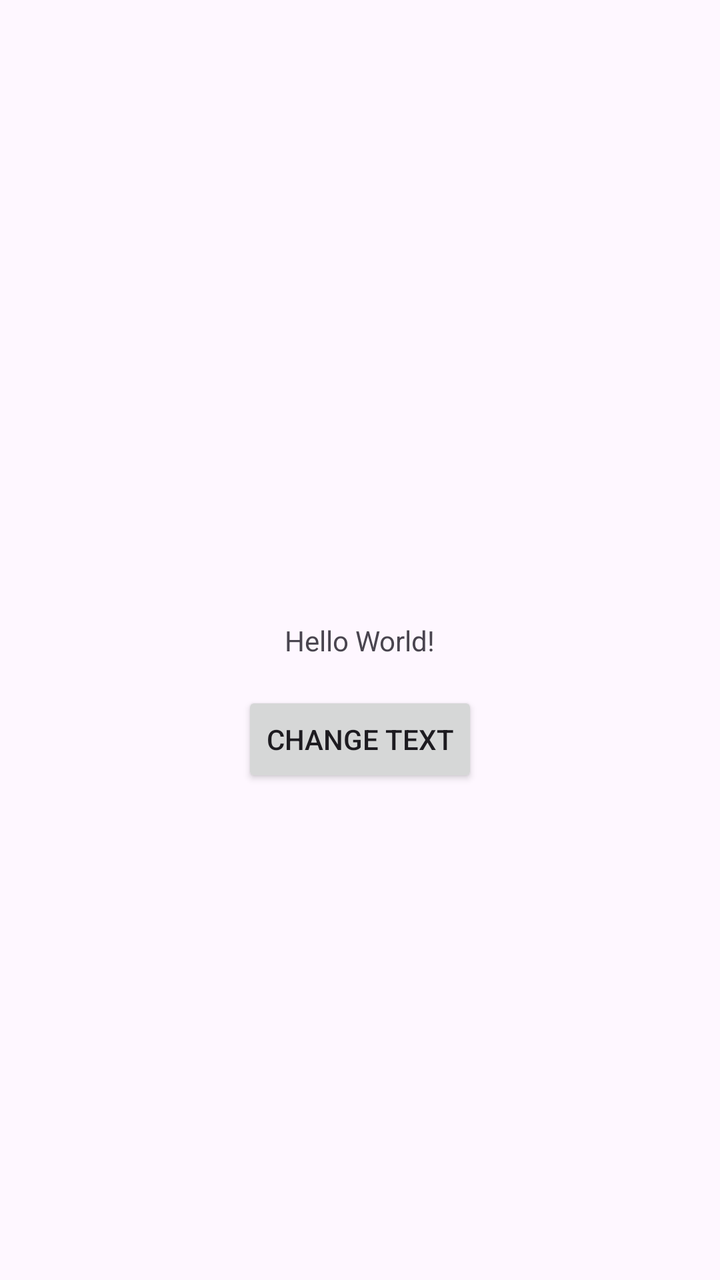
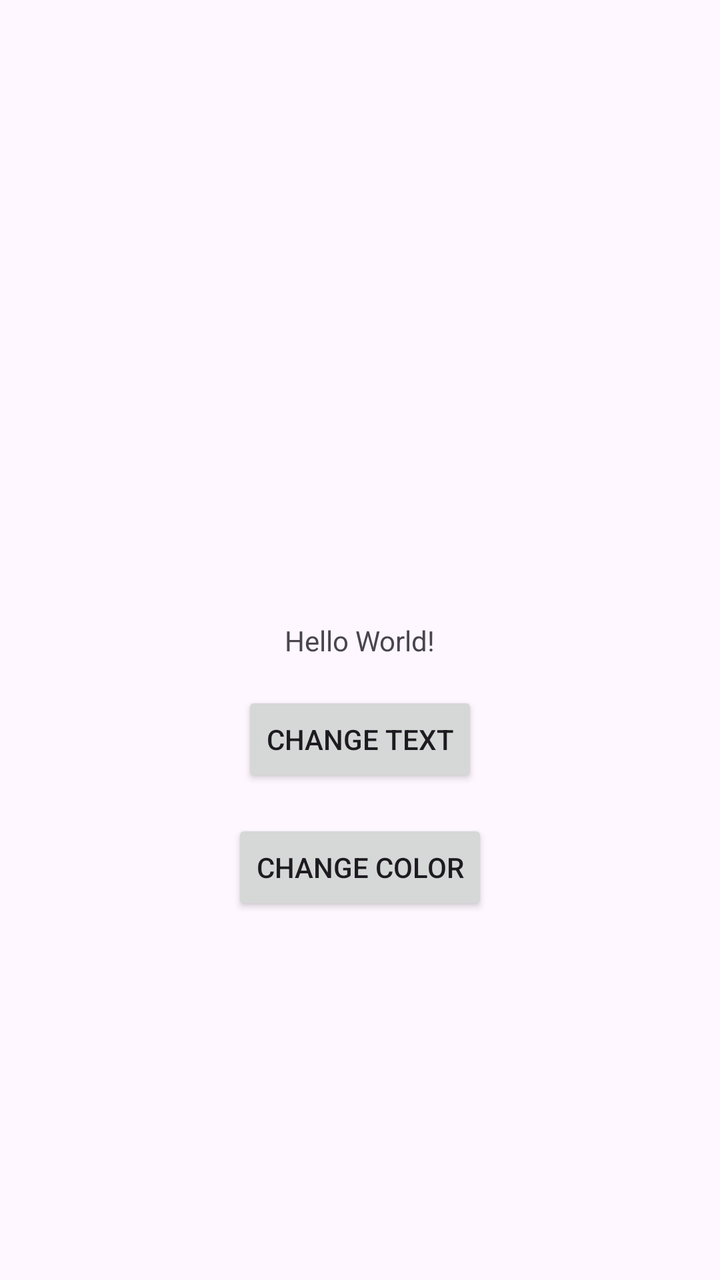

Before-and-after screenshots of an Android layout around one commit, followed by the original layout XML and the change that was made.
<!-- AndroidManifest.xml: application theme Theme.Mobileapplicationassignment -->
<!-- res/layout/activity_main.xml -->
<?xml version="1.0" encoding="utf-8"?>
<androidx.constraintlayout.widget.ConstraintLayout xmlns:android="http://schemas.android.com/apk/res/android"
    xmlns:app="http://schemas.android.com/apk/res-auto"
    xmlns:tools="http://schemas.android.com/tools"
    android:id="@+id/main"
    android:layout_width="match_parent"
    android:layout_height="match_parent"
    tools:context=".MainActivity">

    <TextView
        android:id="@+id/tvMain"
        android:layout_width="wrap_content"
        android:layout_height="wrap_content"
        android:text="Hello World!"
        app:layout_constraintBottom_toBottomOf="parent"
        app:layout_constraintEnd_toEndOf="parent"
        app:layout_constraintStart_toStartOf="parent"
        app:layout_constraintTop_toTopOf="parent" />

    <Button
        android:id="@+id/btnChageText"
        android:layout_width="wrap_content"
        android:layout_height="wrap_content"
        android:layout_marginTop="16dp"
        android:onClick="onClick"
        android:text="Change Text"
        app:layout_constraintEnd_toEndOf="parent"
        app:layout_constraintStart_toStartOf="parent"
        app:layout_constraintTop_toBottomOf="@+id/tvMain" />

</androidx.constraintlayout.widget.ConstraintLayout>
<!-- resources referenced by this layout -->
<resources>
  <style name="Theme.Mobileapplicationassignment" parent="Base.Theme.Mobileapplicationassignment" />
  <style name="Base.Theme.Mobileapplicationassignment" parent="Theme.Material3.DayNight.NoActionBar">
          
          
      </style>
</resources>

<!-- the commit's change to res/layout/activity_main.xml (unified diff, before → after) -->
@@ -28,4 +28,15 @@
         app:layout_constraintStart_toStartOf="parent"
         app:layout_constraintTop_toBottomOf="@+id/tvMain" />
 
+    <Button
+        android:id="@+id/btnChangeColor"
+        android:layout_width="wrap_content"
+        android:layout_height="wrap_content"
+        android:layout_marginTop="16dp"
+        android:onClick="changeColor"
+        android:text="Change Color"
+        app:layout_constraintEnd_toEndOf="parent"
+        app:layout_constraintStart_toStartOf="parent"
+        app:layout_constraintTop_toBottomOf="@+id/btnChageText" />
+
 </androidx.constraintlayout.widget.ConstraintLayout>
